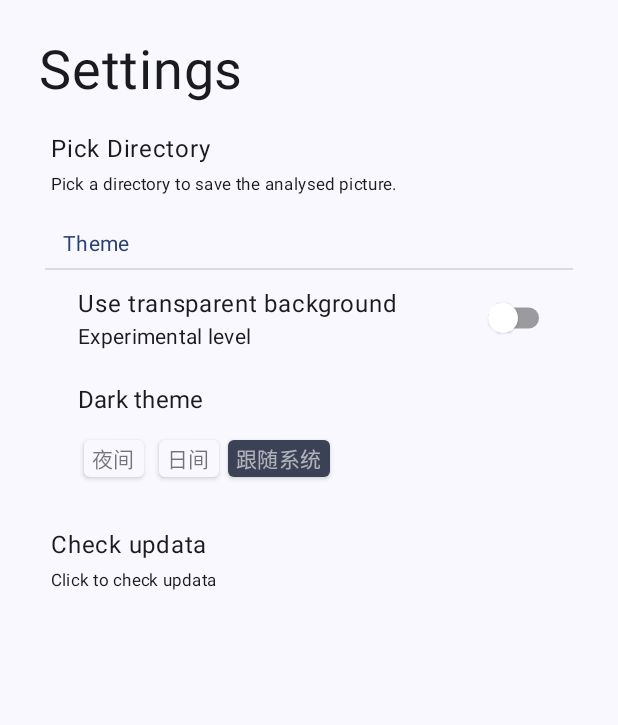
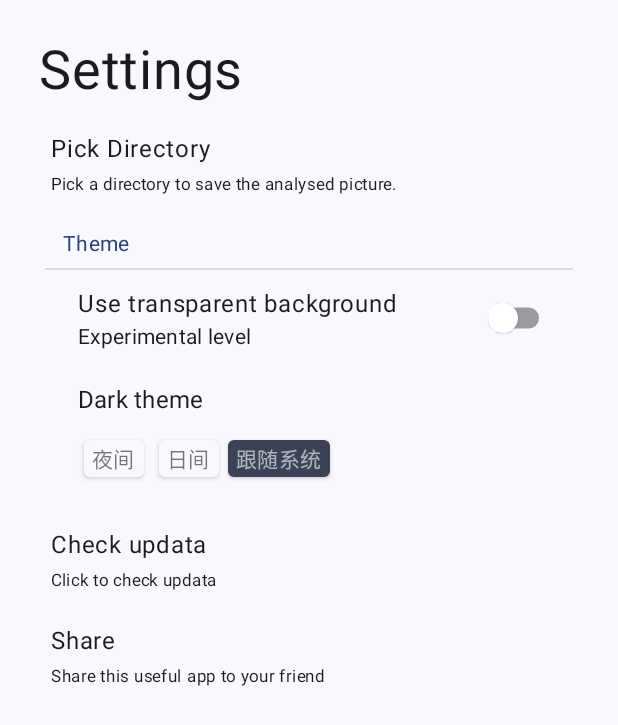
Before and after one commit to ZIDOUZI/Image-URL, an Android app built with Jetpack Compose: the SettingsScreen screen opened through its navigation route, on a phone screen of 412 x 824 dp. Shown: the top 725 px of the screen. Run offline under Robolectric (Android 15) with nearby library versions, the phone set to English and light mode, and no system bars; our stand-ins replace Dagger/Hilt's generated code; libraries missing offline, so code that uses them is left out: zdz.libs.compose; pictures from the network do not load; 1 statement that could not run was skipped.

Commit message:
新增分享app功能
Signed-off-by: 子斗子 <53157536+ZIDOUZI@users.noreply.github.com>

```diff
--- a/app/src/main/java/zdz/bilicover/Data.kt
+++ b/app/src/main/java/zdz/bilicover/Data.kt
@@ -4,6 +4,7 @@ import java.net.URL
 
 data class Data(
     val url: URL,
+    val html_url: URL,
     val author: Author,
     val tag_name: String,
     val assets: Array<Assets>,
@@ -42,5 +43,5 @@ data class Author(
 )
 
 data class Assets(
-    val browser_download_url: String,
+    val browser_download_url: URL,
 )
--- a/app/src/main/java/zdz/bilicover/ui/main/sub/SettingsScreen.kt
+++ b/app/src/main/java/zdz/bilicover/ui/main/sub/SettingsScreen.kt
@@ -67,7 +67,7 @@ fun SettingsScreen(vm: MainViewModel, activity: MainActivity) {
                 onClick = {
                     summary = if (activity.data.isOutOfData()) {
                         if (summary == outOfData) {
-                            activity.download(activity.data.assets[0].browser_download_url)
+                            activity.download(activity.data.assets[0].browser_download_url.toString())
                             activity.toast("下载中")
                             def
                         } else {
@@ -76,6 +76,12 @@ fun SettingsScreen(vm: MainViewModel, activity: MainActivity) {
                     } else latest
                 },
             )
+            CardPreference(
+                title = stringResource(id = R.string.share),
+                summary = stringResource(id = R.string.share_summary),
+            ) {
+                activity.shareURL(activity.data.html_url)
+            }
         }
     }
 }
--- a/app/src/main/res/values/strings.xml
+++ b/app/src/main/res/values/strings.xml
@@ -34,4 +34,6 @@
     <string name="theme">Theme</string>
     <string name="experimental">Experimental level</string>
     <string name="dark_theme">Dark theme</string>
+    <string name="share">Share</string>
+    <string name="share_summary">Share this useful app to your friend</string>
 </resources>
```
Also changed, not shown: 1 other file.
